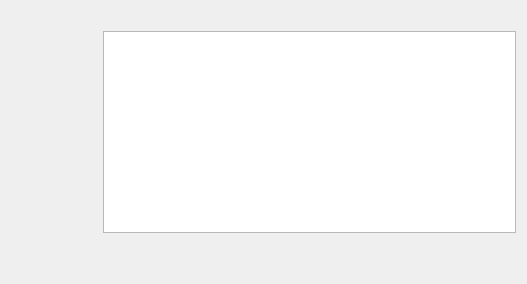
Old version of the form mediaflyplayer/forms/MediaflyPlayAudio.ui in the repository tex/mediafly.
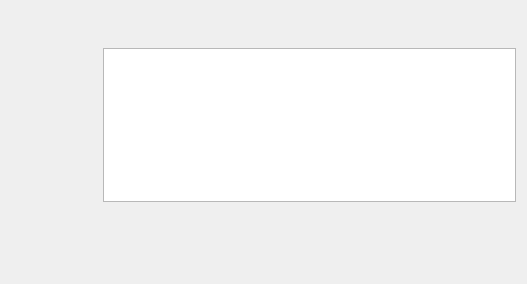
New version of the form.

Commit message: Use large fonts (this is neccessary on TV).

The edit to the form file:
```diff
--- a/mediaflyplayer/forms/MediaflyPlayAudio.ui
+++ b/mediaflyplayer/forms/MediaflyPlayAudio.ui
@@ -46,6 +46,11 @@
        <verstretch>0</verstretch>
       </sizepolicy>
      </property>
+     <property name="font" >
+      <font>
+       <pointsize>20</pointsize>
+      </font>
+     </property>
      <property name="text" >
       <string/>
      </property>
@@ -59,6 +64,11 @@
        <verstretch>0</verstretch>
       </sizepolicy>
      </property>
+     <property name="font" >
+      <font>
+       <pointsize>20</pointsize>
+      </font>
+     </property>
      <property name="text" >
       <string/>
      </property>
@@ -72,6 +82,11 @@
        <verstretch>0</verstretch>
       </sizepolicy>
      </property>
+     <property name="font" >
+      <font>
+       <pointsize>18</pointsize>
+      </font>
+     </property>
      <property name="text" >
       <string/>
      </property>
@@ -79,6 +94,11 @@
    </item>
    <item row="1" column="2" >
     <widget class="QTextEdit" name="m_showDetailsLabel" >
+     <property name="font" >
+      <font>
+       <pointsize>18</pointsize>
+      </font>
+     </property>
      <property name="readOnly" >
       <bool>true</bool>
      </property>
```
The commit also changes 3 other files.
